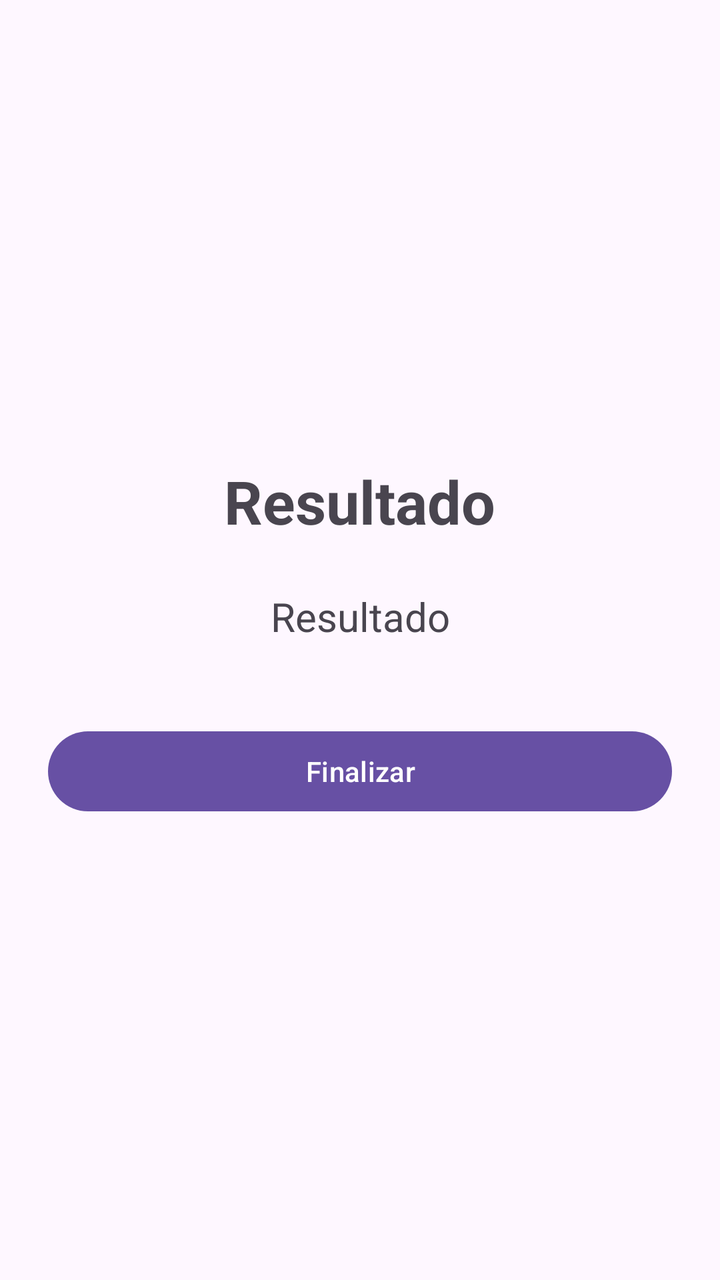
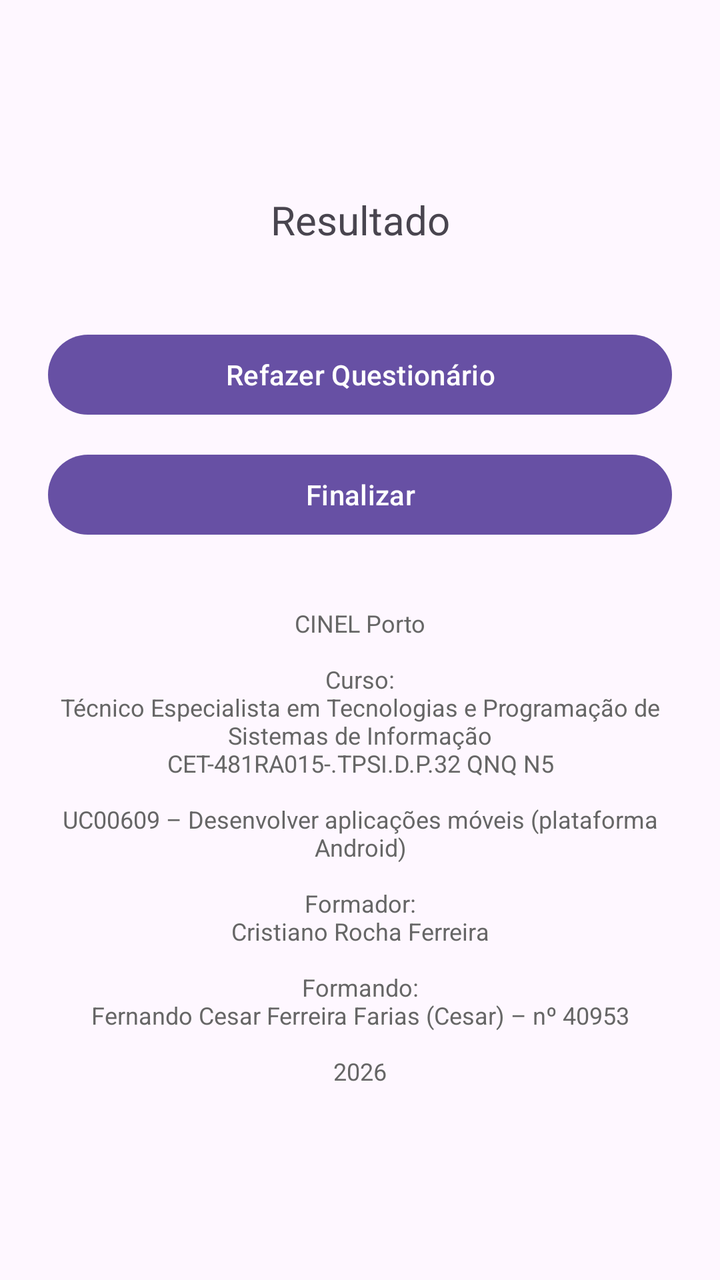

Screens rendered from an Android XML layout before and after an edit, with the pre-edit source and the edit as a unified diff.
<!-- AndroidManifest.xml: application theme Theme.BartoGaleno -->
<!-- res/layout/activity_result.xml -->
<?xml version="1.0" encoding="utf-8"?>
<LinearLayout xmlns:android="http://schemas.android.com/apk/res/android"
    android:layout_width="match_parent"
    android:layout_height="match_parent"
    android:orientation="vertical"
    android:gravity="center"
    android:padding="24dp">

    <TextView
        android:id="@+id/txtTitulo"
        android:layout_width="wrap_content"
        android:layout_height="wrap_content"
        android:text="Resultado"
        android:textSize="30sp"
        android:textStyle="bold"
        android:layout_marginBottom="24dp"/>

    <TextView
        android:id="@+id/txtResultado"
        android:layout_width="match_parent"
        android:layout_height="wrap_content"
        android:gravity="center"
        android:text="Resultado"
        android:textAlignment="center"
        android:textSize="20sp" />

    <Button
        android:id="@+id/btnFinalizar"
        android:layout_width="match_parent"
        android:layout_height="wrap_content"
        android:layout_marginTop="40dp"
        android:text="Finalizar" />

</LinearLayout>
<!-- resources referenced by this layout -->
<resources>
  <style name="Theme.BartoGaleno" parent="Base.Theme.BartoGaleno" />
  <style name="Base.Theme.BartoGaleno" parent="Theme.Material3.DayNight.NoActionBar">
          
          
      </style>
</resources>

<!-- the commit's change to res/layout/activity_result.xml (unified diff, before → after) -->
@@ -1,19 +1,11 @@
 <?xml version="1.0" encoding="utf-8"?>
-<LinearLayout xmlns:android="http://schemas.android.com/apk/res/android"
-    android:layout_width="match_parent"
-    android:layout_height="match_parent"
-    android:orientation="vertical"
-    android:gravity="center"
-    android:padding="24dp">
-
-    <TextView
-        android:id="@+id/txtTitulo"
-        android:layout_width="wrap_content"
-        android:layout_height="wrap_content"
-        android:text="Resultado"
-        android:textSize="30sp"
-        android:textStyle="bold"
-        android:layout_marginBottom="24dp"/>
+<LinearLayout
+        xmlns:android="http://schemas.android.com/apk/res/android"
+        android:layout_width="match_parent"
+        android:layout_height="match_parent"
+        android:orientation="vertical"
+        android:gravity="center"
+        android:padding="24dp">
 
     <TextView
         android:id="@+id/txtResultado"
@@ -25,10 +17,27 @@
         android:textSize="20sp" />
 
     <Button
+        android:id="@+id/btnRefazer"
+        android:layout_width="match_parent"
+        android:layout_height="wrap_content"
+        android:layout_marginTop="40dp"
+        android:text="Refazer Questionário" />
+
+    <Button
         android:id="@+id/btnFinalizar"
         android:layout_width="match_parent"
         android:layout_height="wrap_content"
-        android:layout_marginTop="40dp"
+        android:layout_marginTop="12dp"
         android:text="Finalizar" />
 
+    <TextView
+        android:id="@+id/txtCreditos"
+        android:layout_width="match_parent"
+        android:layout_height="wrap_content"
+        android:layout_marginTop="32dp"
+        android:gravity="center"
+        android:text="CINEL Porto\n\nCurso:\nTécnico Especialista em Tecnologias e Programação de Sistemas de Informação\nCET-481RA015-.TPSI.D.P.32 QNQ N5\n\nUC00609 – Desenvolver aplicações móveis (plataforma Android)\n\nFormador:\nCristiano Rocha Ferreira\n\nFormando:\nFernando Cesar Ferreira Farias (Cesar) – nº 40953\n\n2026"
+        android:textColor="#666666"
+        android:textSize="12sp" />
+
 </LinearLayout>
